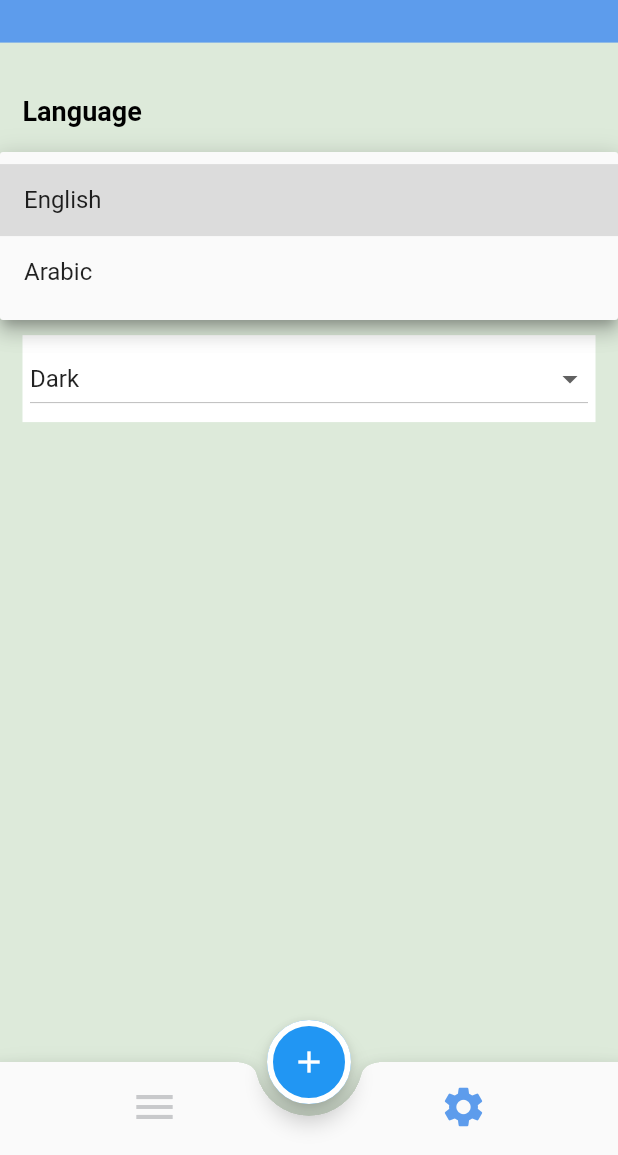
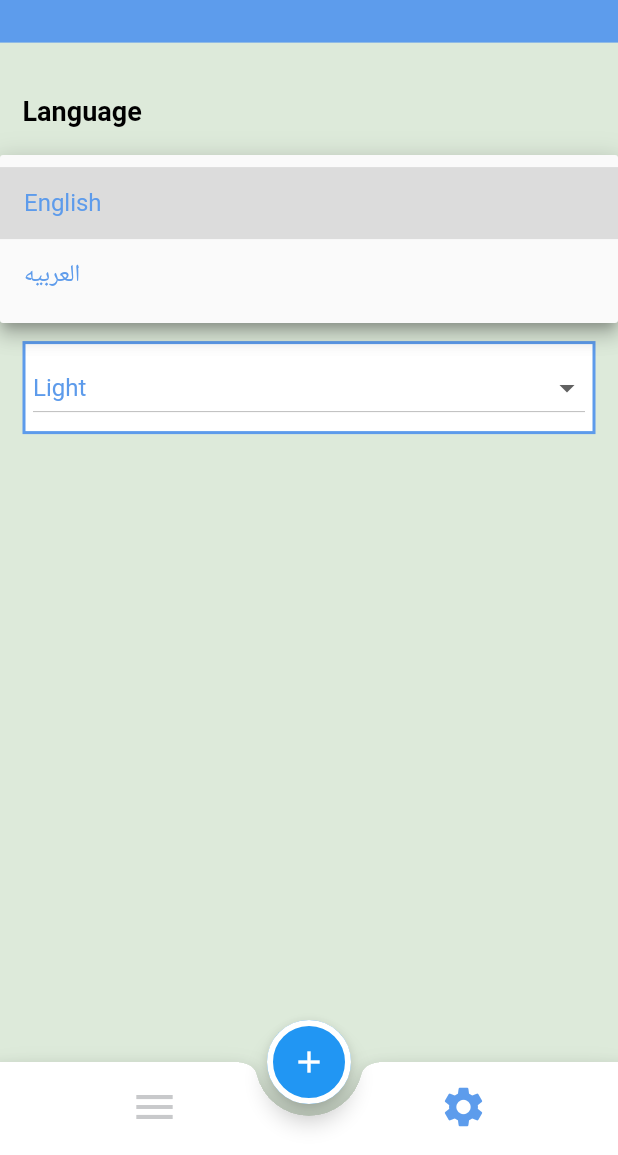
Before and after one commit to youssefAnwar87/todo_app, a Flutter app: the HomeScreen screen opened by its route, item 2 of the bottom bar chosen, after a tap on "English", on a phone screen of 412 x 824 dp, the part 81-1236 px from its top. Run offline on Flutter 3.47's test engine with Material 2 defaults, Android fonts, the phone set to English and light mode, and no system bars; our stand-ins replace calendar_timeline, cloud_firestore, firebase_auth, firebase_core, flutter_slidable, shared_preferences; accounts and stored records are empty; generated files the repository leaves out were written again.

Commit message:
finished DarkMode

```diff
--- a/lib/UI/screens/home/home_screen.dart
+++ b/lib/UI/screens/home/home_screen.dart
@@ -5,6 +5,9 @@ import 'package:todo_app/UI/listprovider/list_provider.dart';
 import 'package:todo_app/UI/screens/home/settings/settings.dart';
 import 'package:todo_app/UI/screens/home/tabs/tab_list.dart';
 import 'package:todo_app/UI/screens/login/login.dart';
+import 'package:todo_app/UI/settingsProvider/settings_provider.dart';
+import 'package:todo_app/UI/utils/app_colors.dart';
+import 'package:todo_app/UI/utils/app_theme.dart';
 import 'package:todo_app/models/app_user.dart';
 import 'package:flutter_gen/gen_l10n/app_localizations.dart';
 
@@ -19,11 +22,15 @@ static  const String  routeName ="home";
 
 class _HomeScreenState extends State<HomeScreen> {
   late ListProvider provider;
+  late SettingProvider sprovider;
   int currentSelectedIndex = 0;
   @override
   Widget build(BuildContext context) {
+
         provider = Provider.of(context);
+     sprovider = Provider.of(context);
     return Scaffold(
+       // backgroundColor: sprovider.isDark() ?  AppColors.accentDark :AppColors.accent ,
       appBar: AppBar(
         title: Text(AppLocalizations.of(context)!.todo_list),
         actions: [
@@ -38,17 +45,21 @@ class _HomeScreenState extends State<HomeScreen> {
         toolbarHeight: MediaQuery.of(context).size.height*0.10,
       ),
       body: currentSelectedIndex == 0 ? ListTab() : SettingsTab(),
-      bottomNavigationBar: buildBotoomNav(),
+      bottomNavigationBar: buildBotoomNav(context),
       floatingActionButton:  buildFab(),
       floatingActionButtonLocation: FloatingActionButtonLocation.centerDocked,
     );
   }
 
-Widget  buildBotoomNav() => BottomAppBar(
+Widget  buildBotoomNav(BuildContext context) => BottomAppBar(
   shape: CircularNotchedRectangle(),
   clipBehavior: Clip.hardEdge,
   notchMargin: 8,
-  child:   BottomNavigationBar(
+  child:   Theme(
+    data: Theme.of(context).copyWith(canvasColor: sprovider.isDark() ?  Color(0xff141922) : AppColors.white  ),
+
+    child: BottomNavigationBar(
+
         onTap: (index){
         currentSelectedIndex = index;
         setState(() {
@@ -62,6 +73,7 @@ Widget  buildBotoomNav() => BottomAppBar(
       BottomNavigationBarItem(icon: Icon(Icons.settings),label:"" ),
 
     ]),
+  ),
 );
 
   Widget buildFab() => FloatingActionButton(onPressed: (){
--- a/lib/UI/screens/home/settings/settings.dart
+++ b/lib/UI/screens/home/settings/settings.dart
@@ -16,8 +16,8 @@ class _SettingsTabState extends State<SettingsTab> {
   Widget build(BuildContext context) {
     SettingProvider provider = Provider.of<SettingProvider>(context);
 
-    String selectedLanguage = "en"; // Initialize with the default language
-    String selectedMode = "dark"; // Initialize with the default mode
+    String selectedLanguage = provider.currentLocale;; // Initialize with the default language
+    String selectedMode = provider.currentMode == ThemeMode.light ? "light" : "dark";
 
     return Container(
       padding: EdgeInsets.all(15),
@@ -32,7 +32,15 @@ class _SettingsTabState extends State<SettingsTab> {
           SizedBox(height: 20),
 
           Container(
-            color: Colors.white,
+            decoration: BoxDecoration(
+              color: provider.isDark() ?  Color(0xff141922) :Colors.white,
+
+              border: Border.all(
+                  width: 2,
+                  color: provider.isDark() ? Color(0xff5b98e6) :Color(0xff5d9beb)
+              ),
+            ),
+
             child: DropdownButton<String>(
               padding: EdgeInsets.all(5),
               isExpanded: true,
@@ -40,18 +48,27 @@ class _SettingsTabState extends State<SettingsTab> {
               items: [
                 DropdownMenuItem<String>(
                   value: "en",
-                  child: Text("English"),
+                  child: Text("English",
+                    style: TextStyle(
+                        color: provider.isDark() ? Color(0xff5b98e6) : Color(0xff5d9beb)
+                    ),),
                 ),
                 DropdownMenuItem<String>(
                   value: "ar",
-                  child: Text("Arabic"),
+                  child: Text("العربيه",
+                      style: TextStyle(
+                          color: provider.isDark() ? Color(0xff5b98e6) : Color(0xff5d9beb)
+                      )
+                  ),
                 ),
               ],
               onChanged: (selectedValue) {
                 setState(() {
                   selectedLanguage = selectedValue!;
                   provider.changeCurrentLocale(selectedLanguage);
-                  print(selectedLanguage);
+                  print(provider.currentLocale);
+
+
                 });
               },
             ),
@@ -64,7 +81,15 @@ class _SettingsTabState extends State<SettingsTab> {
           )),
           SizedBox(height: 20),
           Container(
-            color:  AppColors.white,
+            decoration: BoxDecoration(
+              color: provider.isDark() ?  Color(0xff141922) :Colors.white,
+
+              border: Border.all(
+                  width: 2,
+                  color: provider.isDark() ? Color(0xff5b98e6) :Color(0xff5d9beb)
+              ),
+            ),
+
             child: DropdownButton<String>(
               padding: EdgeInsets.all(5),
               isExpanded: true,
@@ -72,11 +97,18 @@ class _SettingsTabState extends State<SettingsTab> {
               items: [
                 DropdownMenuItem<String>(
                   value: "dark",
-                  child: Text("Dark"),
+                  child: Text(AppLocalizations.of(context)!.dark,
+                    style: TextStyle(
+                        color: provider.isDark() ? Color(0xff5b98e6) :Color(0xff5d9beb)
+                  ),),
                 ),
                 DropdownMenuItem<String>(
                   value: "light",
-                  child: Text("Light"),
+                  child: Text(AppLocalizations.of(context)!.light,
+                      style: TextStyle(
+                          color: provider.isDark() ? Color(0xff5b98e6) :Color(0xff5d9beb)
+                      )
+                  ),
                 ),
               ],
               onChanged: (selectedValue) {
--- a/lib/UI/screens/home/tabs/tab_list.dart
+++ b/lib/UI/screens/home/tabs/tab_list.dart
@@ -40,8 +40,8 @@ late ListProvider provider;
             children: [
               Column(
                 children: [
-                  Expanded(flex : 3,child: Container(color: AppColors.primary,)),
-                  Expanded(flex : 7 ,child:Container(color: AppColors.accent,) )
+                  Expanded(flex : 3,child: Container(color: settingProvider.isDark() ? AppColors.primaryDark : AppColors.primary,)),
+                  Expanded(flex : 7 ,child:Container(color: settingProvider.isDark() ? AppColors.accentDark : AppColors.accent,) )
                 ],
               ),
               CalendarTimeline(
--- a/lib/UI/utils/app_colors.dart
+++ b/lib/UI/utils/app_colors.dart
@@ -8,7 +8,7 @@ abstract class AppColors{
   static const Color white = Colors.white;
   static const Color transparent = Colors.transparent;
   static const Color primaryDark = primary;
-  static const Color accentDark = Color(0xff1e1e1f);
+  static const Color accentDark = Color(0xff060e1e);
   static const Color lightBlack = Color(0xff363636);
   static const Color black = Colors.black;
   static const Color grey = Color(0xffC8C9CB);
--- a/lib/UI/utils/app_theme.dart
+++ b/lib/UI/utils/app_theme.dart
@@ -37,8 +37,9 @@ abstract class AppTheme{
 
   static ThemeData darkTheme = ThemeData(
     primaryColor: AppColors.primaryDark,
-    canvasColor: AppColors.primaryDark,
+    // canvasColor: AppColors.primaryDark,
     appBarTheme:  AppBarTheme(
+
       backgroundColor: AppColors.primaryDark,
       elevation: 0,
       titleTextStyle: appBarTextStyle.copyWith(color: AppColors.accentDark),
@@ -51,7 +52,7 @@ abstract class AppTheme{
       selectedItemColor: AppColors.primaryDark,
       unselectedItemColor: AppColors.white,
     ),
-    scaffoldBackgroundColor: AppColors.accentDark,
+      scaffoldBackgroundColor: AppColors.accentDark,
     floatingActionButtonTheme: FloatingActionButtonThemeData(
       shape: StadiumBorder(
         side: BorderSide(color: AppColors.accentDark,width: 4),
--- a/lib/l10n/app_ar.arb
+++ b/lib/l10n/app_ar.arb
@@ -14,5 +14,7 @@
 "login" : "تسجيل الدخول",
 "create_account" : "انشاء حساب",
 "password" : "الرمز السري",
-"user_name" : "اسم المستخدم"
+"user_name" : "اسم المستخدم",
+"dark" :"ليلي",
+"light" : "مضيء"
 }
--- a/lib/l10n/app_en.arb
+++ b/lib/l10n/app_en.arb
@@ -14,9 +14,7 @@
 "login" : "Login",
 "create_account" : "Create account",
 "password" : "Password",
-"user_name" : "User name"
-
-
-
-
+"user_name" : "User name",
+"dark" :"Dark",
+"light" : "Light"
 }
```
Also changed, not shown: lib/UI/screens/editScreen/edit_screen.dart (+16 -5 lines), lib/UI/screens/home/tabs/todo_widget.dart (+16 -2 lines). Lines whose indentation alone changed are shown as unchanged.
